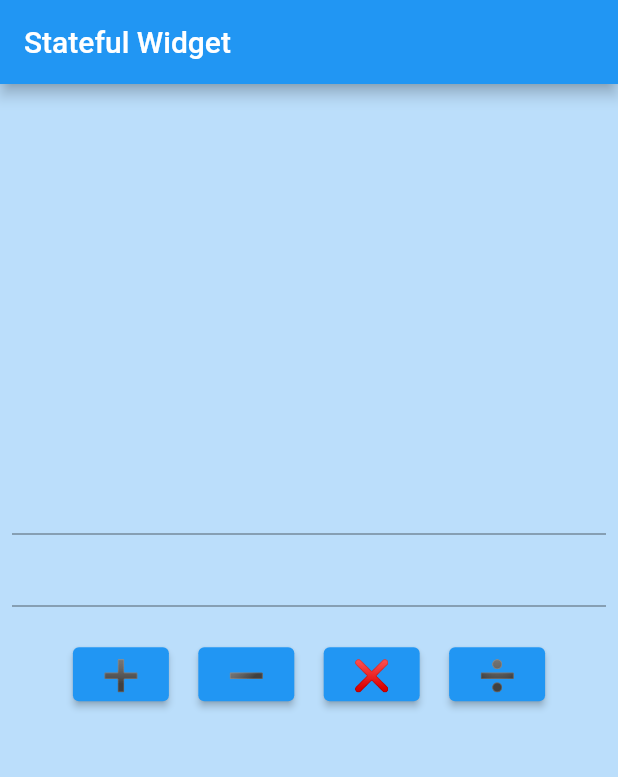
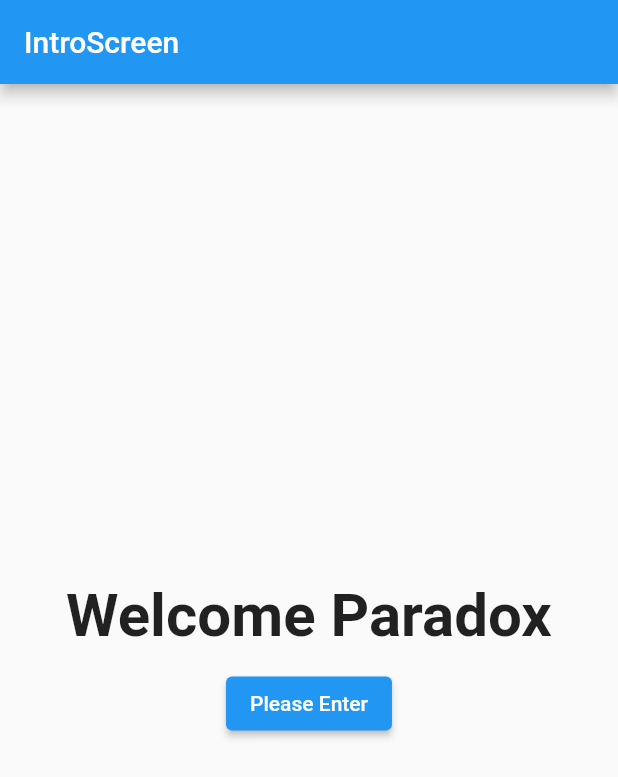
Before and after one commit to yasin9064/flutter_application_1, a Flutter app: the screen it shows after launch, on a phone screen of 412 x 824 dp. Shown: the top 777 px of the screen. Run offline on Flutter 3.47's test engine with Material 2 defaults, Android fonts, the phone set to English and light mode, and no system bars; our stand-ins replace font_awesome_flutter.

Commit message:
Learn to Switch from One Screen to Another.

```diff
--- a/lib/HomeScreen.dart
+++ b/lib/HomeScreen.dart
@@ -6,129 +6,26 @@ import 'package:flutter_application_1/Widgets/Buttons.dart';
 import 'package:font_awesome_flutter/font_awesome_flutter.dart';
 
 class HomeScreen extends StatefulWidget {
-  const HomeScreen({Key? key}) : super(key: key);
+   HomeScreen({Key? key}) : super(key: key);
 
   @override
   State<HomeScreen> createState() => _HomeScreenState();
 }
 
 class _HomeScreenState extends State<HomeScreen> {
-  var no1Controller = TextEditingController();
-  var no2Controller = TextEditingController();
 
-  var result = '';
 
   @override
   Widget build(BuildContext context) {
     return Scaffold(
         appBar: AppBar(
-          title: const Text("Stateful Widget"),
+          title: Text("Switching"),
         ),
-        body: Container(
-            color: Colors.blue.shade100,
-            child: Center(
-              child: Padding(
-                padding: const EdgeInsets.all(8.0),
-                child: Column(
-                    mainAxisAlignment: MainAxisAlignment.center,
-                    children: [
-                      TextField(
-                        keyboardType: TextInputType.number,
-                        controller: no1Controller,
-                      ),
-                      TextField(
-                        keyboardType: TextInputType.number,
-                        controller: no2Controller,
-                      ),
-                      Padding(
-                        padding: const EdgeInsets.all(21.0),
-                        child: Row(
-                          mainAxisAlignment: MainAxisAlignment.spaceEvenly,
-                          children: [
-                            ElevatedButton(
-                                onPressed: () {
-                                  var no1 =
-                                      int.parse(no1Controller.text.toString());
-                                  var no2 =
-                                      int.parse(no2Controller.text.toString());
-
-                                  var sum = no1 + no2;
-
-                                  result = 'The sum is: $sum';
-
-                                  setState(() {});
-                                },
-                                child: Text(
-                                  '➕',
-                                  style: TextStyle(fontSize: 20),
-                                )),
-                            ElevatedButton(
-                                onPressed: () {
-                                  var no1 =
-                                      int.parse(no1Controller.text.toString());
-                                  var no2 =
-                                      int.parse(no2Controller.text.toString());
-
-                                  var diff = no1 - no2;
-
-                                  result = 'The difference is: $diff';
-
-                                  setState(() {});
-                                },
-                                child: Text(
-                                  '➖',
-                                  style: TextStyle(fontSize: 20),
-                                )),
-                            ElevatedButton(
-                                onPressed: () {
-                                  var no1 =
-                                      int.parse(no1Controller.text.toString());
-                                  var no2 =
-                                      int.parse(no2Controller.text.toString());
-
-                                  var product = no1 * no2;
-
-                                  result = 'The product is: $product';
-
-                                  setState(() {});
-                                },
-                                child: Text(
-                                  '❌',
-                                  style: TextStyle(fontSize: 20),
-                                )),
-                            ElevatedButton(
-                                onPressed: () {
-                                  var no1 =
-                                      int.parse(no1Controller.text.toString());
-                                  var no2 =
-                                      int.parse(no2Controller.text.toString());
-
-                                  var times = no1 / no2;
-
-                                  result =
-                                      'The quotient is: ${times.toStringAsFixed(2)} times';
-
-                                  setState(() {});
-                                },
-                                child: Text(
-                                  '➗',
-                                  style: TextStyle(fontSize: 20),
-                                )),
-                          ],
-                        ),
-                      ),
-                      Padding(
-                        padding: EdgeInsets.all(21.0),
-                        child: Text(
-                          result,
-                          style: TextStyle(
-                              fontSize: 30,
-                              color: Colors.black,
-                              fontWeight: FontWeight.bold),
-                        ),
-                      )
-                    ]),
-              ),
-            )));
+        body: Center(
+          child: Text('Switching from One Screen to Another',
+          style: TextStyle(fontSize: 35, fontWeight: FontWeight.bold, color: Colors.cyan),
+          textAlign: TextAlign.center,
+          ))
+        );
   }
 }
--- /dev/null
+++ b/lib/IntroScreen.dart
@@ -0,0 +1,25 @@
+import 'package:flutter/material.dart';
+import 'package:flutter_application_1/HomeScreen.dart';
+
+class IntroScreen extends StatelessWidget {
+  @override
+  Widget build(BuildContext context) {
+    return Scaffold(
+      appBar: AppBar(
+        title: Text('IntroScreen'),
+      ),
+      body: Center(
+        child: Column(
+          mainAxisAlignment: MainAxisAlignment.center,
+          children: [
+            Text('Welcome Paradox', style: TextStyle(fontSize: 40, fontWeight: FontWeight.bold)),
+            SizedBox(height: 11,),
+            ElevatedButton(onPressed: (){
+              Navigator.push(context, MaterialPageRoute(builder: ((context) => HomeScreen())));
+            }, child: Text('Please Enter'))
+          ],
+        ),
+      ),
+    );
+  }
+}
--- a/lib/main.dart
+++ b/lib/main.dart
@@ -1,5 +1,8 @@
+// ignore_for_file: unused_import
+
 import 'package:flutter/material.dart';
 import 'package:flutter_application_1/HomeScreen.dart';
+import 'package:flutter_application_1/IntroScreen.dart';
 
 void main() {
   WidgetsFlutterBinding.ensureInitialized();
@@ -21,7 +24,7 @@ class MyApp extends StatelessWidget {
           titleMedium: TextStyle(fontSize: 20, fontWeight: FontWeight.w500, fontStyle: FontStyle.italic),
         )
       ),
-      home: const HomeScreen()
+      home: IntroScreen()
     );
   }
 }
```
